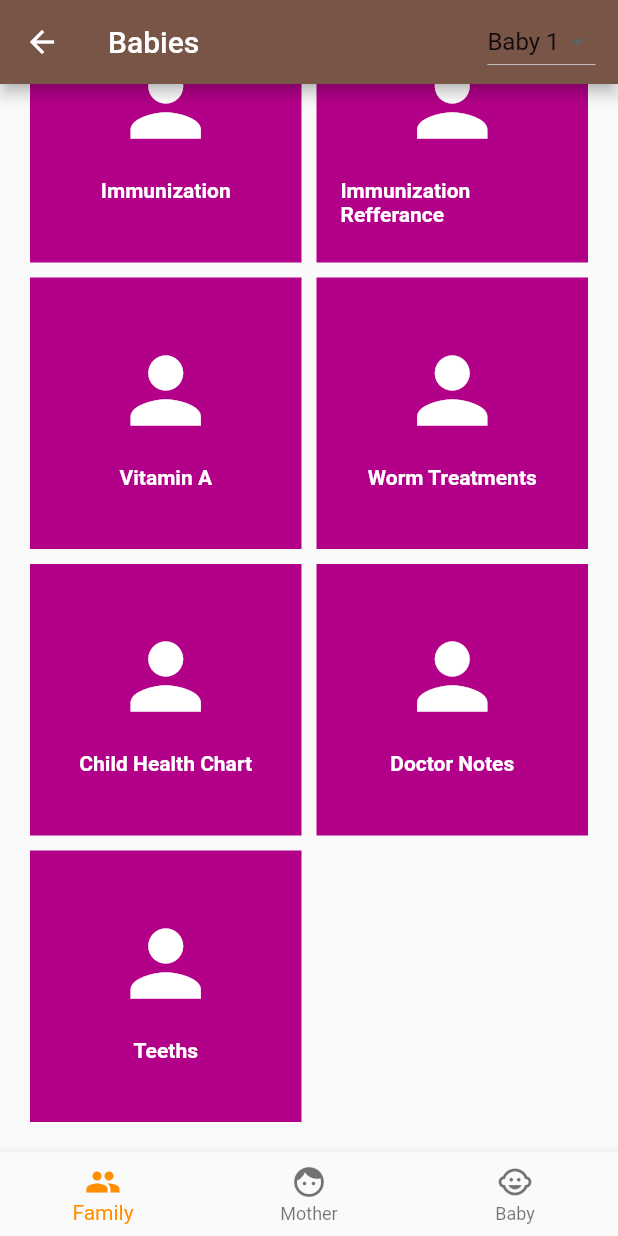
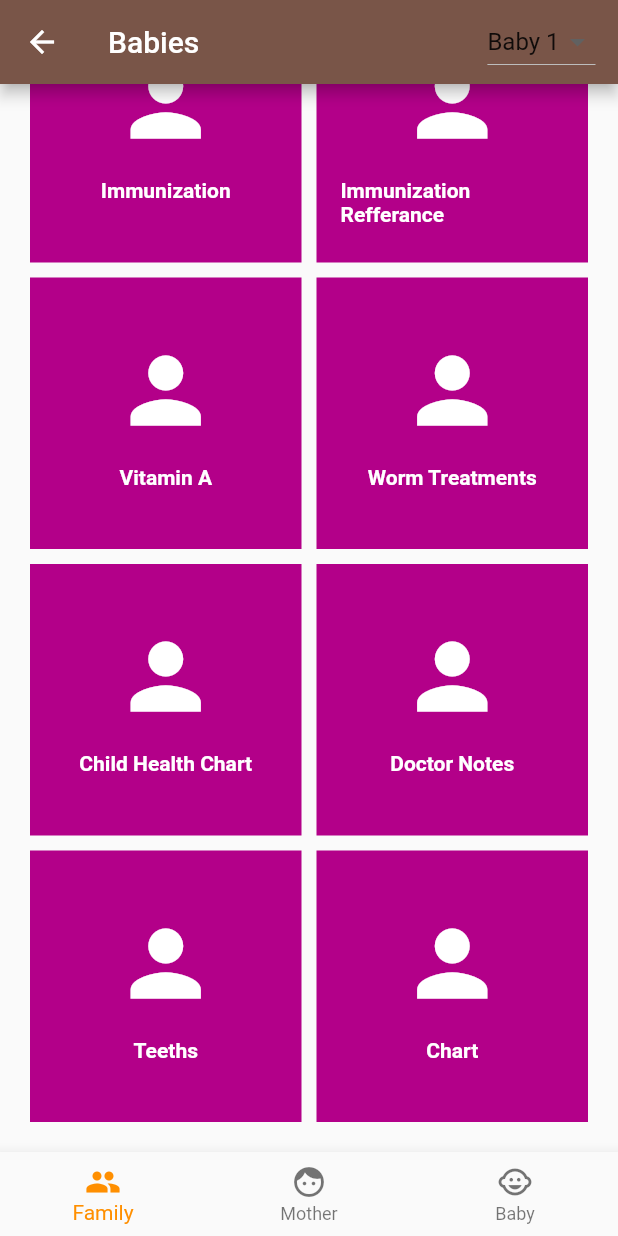
Before and after one commit to eMOH-Kesbewa/eMOH-Project, a Flutter app: the BabyDetails screen opened directly, scrolled down 655 dp, on a phone screen of 412 x 824 dp. Run offline on Flutter 3.47's test engine with Material 2 defaults, Android fonts, the phone set to English and light mode, and no system bars; our stand-ins replace charts_flutter, flutter_icons, fluttertoast, logger, material_design_icons_flutter, shared_preferences and 1 more; accounts and stored records are empty; key blocks and very long unbroken strings in the code were emptied for the run.

Commit message:
chart created

```diff
--- a/mobileapp/lib/pages/babyDetails.dart
+++ b/mobileapp/lib/pages/babyDetails.dart
@@ -5,6 +5,7 @@ import 'package:mobileapp/pages/babyInfo/babyprotection.dart';
 import 'package:mobileapp/pages/babyInfo/childHEalthView.dart';
 import 'package:mobileapp/pages/babyInfo/doctorNotes.dart';
 import 'package:mobileapp/pages/babyInfo/eyeTest.dart';
+import 'package:mobileapp/pages/babyInfo/graph.dart';
 import 'package:mobileapp/pages/babyInfo/growingView.dart';
 import 'package:mobileapp/pages/babyInfo/hearTest.dart';
 import 'package:mobileapp/pages/babyInfo/immunization.dart';
@@ -507,6 +508,42 @@ class _BabyDetailsState extends State<BabyDetails> {
             MaterialPageRoute(builder: (context) => Teeth()),
           ),
         ));
+        final chartbtn = Material(
+        elevation: .0,
+        borderRadius: BorderRadius.circular(0.0),
+        color: Color(0xffb30089),
+        child: MaterialButton(
+          child: Column(
+            children: <Widget>[
+              SizedBox(
+                height: 40.0,
+              ),
+              Icon(
+                Icons.person,
+                color: Colors.white,
+                size: 70.0,
+              ),
+              SizedBox(
+                height: 15.0,
+              ),
+              Flexible(
+                child: Text(
+                  'Chart',
+                  overflow: TextOverflow.ellipsis,
+                  maxLines: 3,
+                  style: TextStyle(
+                      fontWeight: FontWeight.bold, color: Colors.white),
+                ),
+              ),
+            ],
+          ),
+          //minWidth: MediaQuery.of(context).size.width / 2,
+          //height: MediaQuery.of(context).size.width / 4,
+          onPressed: () => Navigator.push(
+            context,
+            MaterialPageRoute(builder: (context) => Chart()),
+          ),
+        ));
     return Scaffold(
       appBar: AppBar(
         title: Text('Babies'),
@@ -540,6 +577,7 @@ class _BabyDetailsState extends State<BabyDetails> {
                 childHealthbtn,
                 doctorNotesbtn,
                 teethbtn,
+                chartbtn,
               ],
             ),
           ),
--- a/mobileapp/pubspec.yaml
+++ b/mobileapp/pubspec.yaml
@@ -30,6 +30,7 @@ dependencies:
   flutter_icons: ^0.3.1
   font_awesome_flutter: ^8.5.0
   logger: ^0.7.0+2
+  charts_flutter: ^0.8.1
 
 
 dev_dependencies:
```
Also changed, not shown: mobileapp/lib/pages/babyInfo/graph.dart (added, +170 -0 lines), mobileapp/pubspec.lock.
